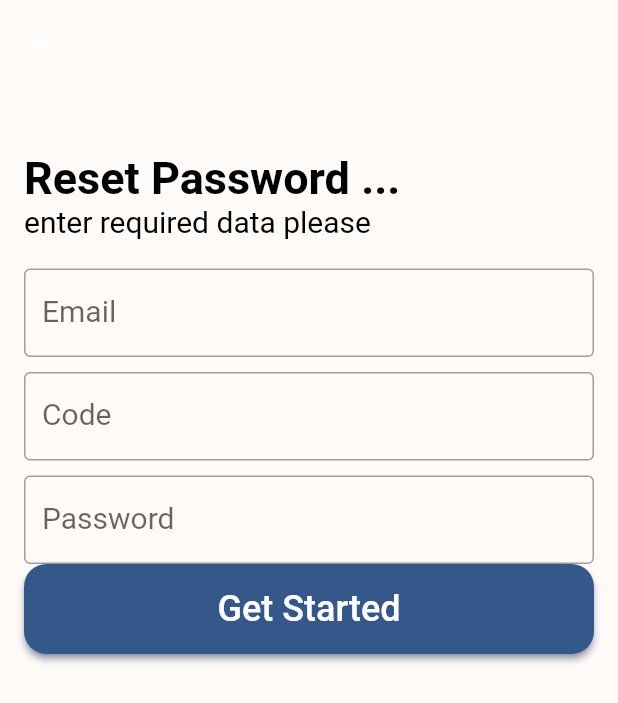
After one commit to AmerDawood/E-Commerse-Api, a Flutter app: the ResetPasswordScreen screen opened directly, on a phone screen of 412 x 824 dp. The commit adds this screen. Shown: the top 703 px of the screen. Run offline on Flutter 3.47's test engine with Material 2 defaults, Android fonts, the phone set to English and light mode, and no system bars; our stand-ins replace expandable, flutter_spinkit, flutter_svg, shared_preferences; accounts and stored records are empty; network calls fail.

Commit message:
reset password

```diff
--- a/lib/controller/api_settings.dart
+++ b/lib/controller/api_settings.dart
@@ -11,7 +11,13 @@ class ApiSettings{
   static const SETTINGS = _API_URL+'settings';
   static const COMPLAINTS = _API_URL+'complaints';
   static const CONTACTS = _API_URL+'contacts';
+
   static const updateProfile = _API_URL+'update-profile';
+  //to sent code
+  static const verifyEmail = _API_URL+'verify-email';
+  //to verify code
+  static const verifyCode = _API_URL+'verify-code';
+  static const resetPassword = _API_URL+'reset-password';
 
 
 }
--- /dev/null
+++ b/lib/model/verify_email_model.dart
@@ -0,0 +1,10 @@
+
+
+
+ class VerifyEmail{
+  String?email;
+
+  VerifyEmail.fromJson(Map<String, dynamic> json) {
+    email =json['email'];
+  }
+ }
--- /dev/null
+++ b/lib/screens/reset_password.dart
@@ -0,0 +1,156 @@
+import 'dart:ui';
+import 'package:flutter/gestures.dart';
+import 'package:flutter/material.dart';
+import 'package:softagi_api/controller/api/users_api_controller.dart';
+import '../utils/helpers.dart';
+import '../widgets/custom_text.dart';
+import '../widgets/custom_text_field.dart';
+
+class ResetPasswordScreen extends StatefulWidget {
+  const ResetPasswordScreen({Key? key}) : super(key: key);
+
+  @override
+  _SignInState createState() => _SignInState();
+}
+
+class _SignInState extends State<ResetPasswordScreen> with Helpers {
+  late TextEditingController emailTextController;
+  late TextEditingController codeEditingController;
+  late TextEditingController passwordEditingController;
+
+
+  @override
+  void initState() {
+    // TODO: implement initState
+    super.initState();
+    emailTextController = TextEditingController();
+    codeEditingController =TextEditingController();
+    passwordEditingController =TextEditingController();
+
+  }
+
+  // void navigationToRegisterScreen() {
+  //   Navigator.pushNamed(context, '/register_screen');
+  // }
+
+  @override
+  void dispose() {
+    // TODO: implement dispose
+    emailTextController.dispose();
+    codeEditingController.dispose();
+    passwordEditingController.dispose();
+    super.dispose();
+  }
+
+  @override
+  Widget build(BuildContext context) {
+    return Scaffold(
+      backgroundColor: Color.fromRGBO(254, 250, 247, 1),
+      extendBodyBehindAppBar: true,
+      appBar: AppBar(
+        elevation: 0,
+        backgroundColor: Colors.transparent,
+      ),
+      body: Padding(
+        padding: const EdgeInsets.symmetric(horizontal: 16, vertical: 26),
+        child: SingleChildScrollView(
+          child: Column(
+            crossAxisAlignment: CrossAxisAlignment.start,
+            children: [
+              SizedBox(
+                height: 50,
+              ),
+              SizedBox(
+                height: 15,
+              ),
+              SizedBox(
+                height: 10,
+              ),
+              CustomText(
+                text: 'Reset Password ... ',
+                fontSize: 30,
+                fontWeight: FontWeight.w600,
+                color: Colors.black,
+              ),
+              CustomText(
+                text: 'enter required data please',
+                fontSize: 20,
+                fontWeight: FontWeight.normal,
+                color: Colors.black,
+              ),
+              SizedBox(
+                height: 20,
+              ),
+              CustomTextField(
+                text: 'Email',
+                textEditingController: emailTextController,
+              ),
+
+
+              SizedBox(height: 10),
+              CustomTextField(
+                text: 'Code',
+                textEditingController: codeEditingController,
+              ),
+              SizedBox(height: 10),
+              CustomTextField(
+                text: 'Password',
+                textEditingController: passwordEditingController,
+              ),
+              ElevatedButton(
+                onPressed: () async => await performResetPassword(),
+                style: ElevatedButton.styleFrom(
+                  primary: Color.fromARGB(255, 53, 88, 139),
+                  fixedSize: Size(400, 60),
+                  shape: RoundedRectangleBorder(
+                    borderRadius: BorderRadius.circular(15),
+                  ),
+                  shadowColor: Color.fromARGB(255, 61, 83, 156),
+                ),
+                child: Text(
+                  'Get Started',
+                  style: TextStyle(
+                    fontSize: 24,
+                    color: Colors.white,
+                  ),
+                ),
+              ),
+              SizedBox(
+                height: 20,
+              ),
+            ],
+          ),
+        ),
+      ),
+    );
+  }
+
+
+
+  Future<void> performResetPassword() async {
+    if (checkData()) {
+      await resetPassword();
+    }
+  }
+
+  bool checkData() {
+    if (emailTextController.text.isNotEmpty && codeEditingController.text.isNotEmpty && passwordEditingController.text.isNotEmpty) {
+      return true;
+    }
+    return false;
+  }
+
+  Future<void> resetPassword() async {
+    bool user = await UserAPIController().resetPassword(
+      email: emailTextController.text,
+      code: codeEditingController.text,
+      password: passwordEditingController.text,
+      context: context,
+    );
+    if(user){
+      Navigator.pushReplacementNamed(context, '/login_screen');
+          }else{
+    }
+  }
+
+}
```
Also changed, not shown: lib/controller/api/profile_api_controller.dart (+26 -45 lines), lib/controller/api/users_api_controller.dart (+76 -10 lines), lib/screens/profile_screen.dart (+52 -24 lines), lib/screens/send_code_screen.dart (added, +142 -0 lines), lib/screens/update_profile.dart (+7 -15 lines), lib/screens/verify_code_screen.dart (added, +156 -0 lines).
